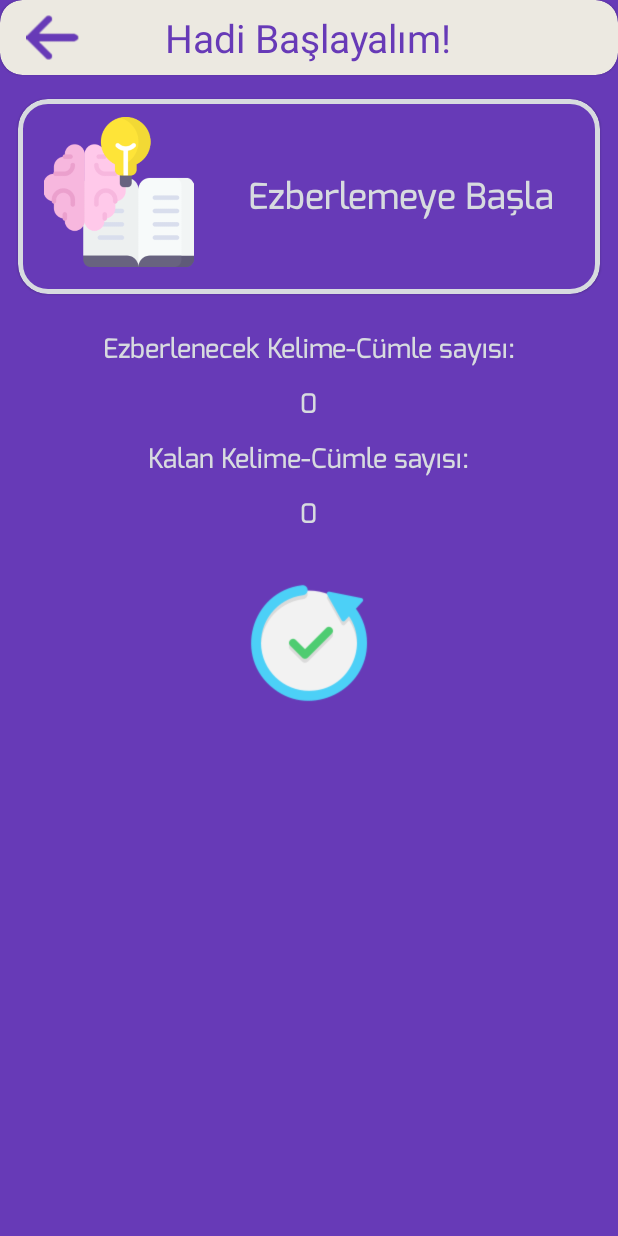
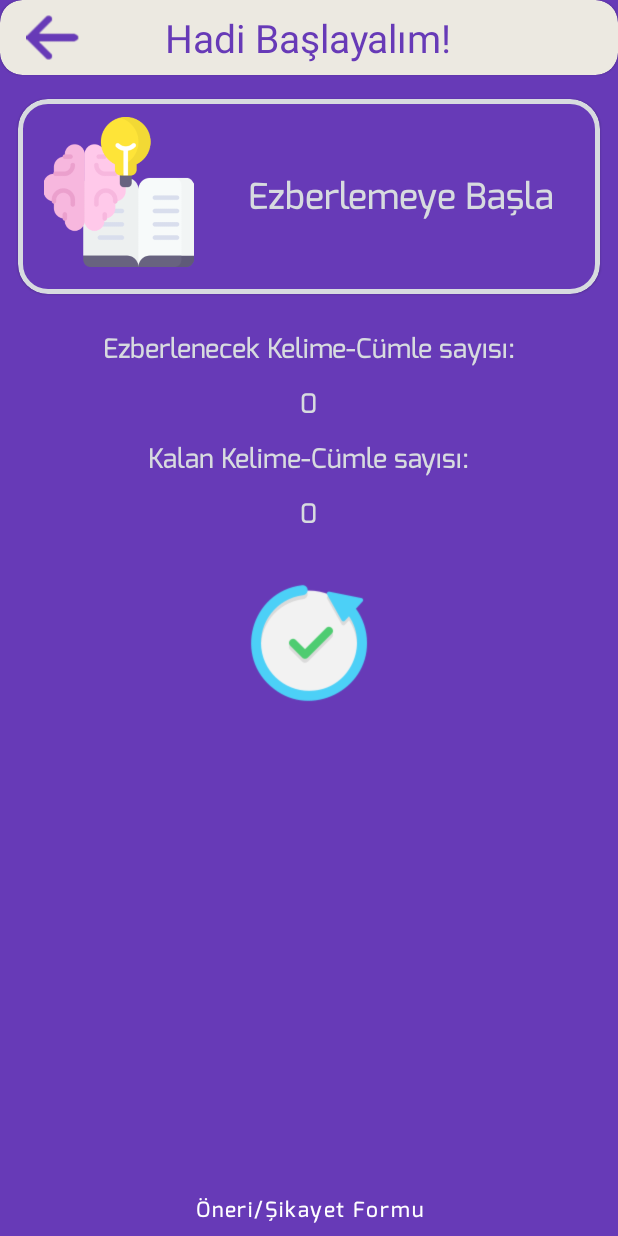
Before and after one commit to AhmetYusufSEYMEN/memorization-assistant, an Android app: the MemoFragment screen opened through its navigation route, on a phone screen of 412 x 824 dp. Run offline under Robolectric (Android 15) with nearby library versions, the phone set to English and light mode, and no system bars; our stand-ins replace AdMob; pictures from the network do not load; 1 statement that could not run was skipped.

Commit message:
suggestion link added

```diff
--- a/app/src/main/java/com/seymen/ezberarkadasim/view/MemoFragment.kt
+++ b/app/src/main/java/com/seymen/ezberarkadasim/view/MemoFragment.kt
@@ -3,8 +3,10 @@ package com.seymen.ezberarkadasim.view
 import android.Manifest
 import android.app.Activity
 import android.app.AlertDialog
+import android.content.Context
 import android.content.Intent
 import android.content.pm.PackageManager
+import android.net.Uri
 import android.os.Bundle
 import android.speech.RecognizerIntent
 import android.speech.SpeechRecognizer
@@ -14,6 +16,7 @@ import android.view.View
 import android.view.ViewGroup
 import android.widget.Button
 import android.widget.Toast
+import androidx.browser.customtabs.CustomTabsIntent
 import androidx.core.app.ActivityCompat
 import androidx.core.content.ContextCompat
 import androidx.lifecycle.ViewModelProvider
@@ -53,6 +56,11 @@ class MemoFragment : Fragment() {
     override fun onViewCreated(view: View, savedInstanceState: Bundle?) {
         super.onViewCreated(view, savedInstanceState)
 
+        init()
+
+    }
+
+    private fun init() {
         //Defined variables are initialized
         viewModel = ViewModelProvider(this)[MemoViewModel::class.java]
         activity?.let { viewModel.checkNetAndClose(requireContext(), it) }
@@ -60,21 +68,23 @@ class MemoFragment : Fragment() {
         sqliteHelper = SQLiteHelper(requireContext())
 
         readList = sqliteHelper.getOnlyWord()
-        binding.textViewToplamKelime.text= readList.size.toString()
-        binding.textViewSayac.text= readList.size.toString()
+
+        binding.apply {
+            textViewToplamKelime.text= readList.size.toString()
+            textViewSayac.text= readList.size.toString()
 
             MobileAds.initialize(requireContext())
-        mAdView = binding.adView
+            mAdView = adView
             val adRequest = AdRequest.Builder().build()
             mAdView.loadAd(adRequest)
 
             addInterstitialAd()
-        binding.ezbBaslaMCardView.setOnClickListener {
+            ezbBaslaMCardView.setOnClickListener {
                 //check permission and action
                 if(ContextCompat.checkSelfPermission (requireContext(), Manifest.permission. RECORD_AUDIO ) != PackageManager. PERMISSION_GRANTED ){
                     checkPermission()
                 } else {
-                if(binding.textViewSayac.text.toString().toInt() > 0){
+                    if(textViewSayac.text.toString().toInt() > 0){
                         getSpeechInput()
                     }
                     else{
@@ -82,19 +92,22 @@ class MemoFragment : Fragment() {
                     }
                 }
             }
-        binding.geriBtnEzberle.setOnClickListener {
+            geriBtnEzberle.setOnClickListener {
                 activity?.onBackPressed()
             }
+            btnSuggestion.setOnClickListener {
+                openChromeTab(requireContext(),"https://docs.google.com/forms/d/e/1FAIpQLSfo0TyglibE_8t6ZVIF_ZF6L5eP2O3NcgrEpxv5YCjek5Yihg/viewform?usp=sf_link")
+            }
             //Actions to be taken when clicking the reset button
-        binding.btnRepeat.setOnClickListener {
-            if(binding.textViewToplamKelime.text.toString().toInt() != binding.textViewSayac.text.toString().toInt()){
+            btnRepeat.setOnClickListener {
+                if(textViewToplamKelime.text.toString().toInt() != textViewSayac.text.toString().toInt()){
                     val builder = AlertDialog.Builder(requireContext())
                     builder.setMessage(R.string.alrt_repeatSure)
                     builder.setCancelable(true)
                     builder.setTitle(R.string.alrt_warn)
                     builder.setIcon(R.drawable.warning)
                     builder.setPositiveButton(R.string.alrt_yes){ dialog, _->
-                    binding.textViewSayac.text = readList.size.toString()
+                        textViewSayac.text = readList.size.toString()
                         dialog.dismiss()
                         if (mInterstitialAd != null) {
                             mInterstitialAd?.show(requireActivity())
@@ -110,6 +123,21 @@ class MemoFragment : Fragment() {
                     Toast.makeText(requireContext(), R.string.tst_notRepeat, Toast.LENGTH_SHORT).show()
                 }
             }
+
+        }
+    }
+    private fun openChromeTab(context: Context, urlD:String){
+        val builder = CustomTabsIntent.Builder()
+        builder.setStartAnimations(context, R.anim.slide_in, R.anim.slide_out);
+        builder.setExitAnimations(context, R.anim.fade_in, R.anim.fade_out);
+
+        builder.setToolbarColor(ContextCompat.getColor(context,R.color.primary))
+        builder.addDefaultShareMenuItem()
+        builder.setShowTitle(true)
+        builder.enableUrlBarHiding()
+
+        val customTabsIntent = builder.build()
+        customTabsIntent.launchUrl(context, Uri.parse(urlD))
     }
     //add advertisement method
     private fun addInterstitialAd(){
--- a/app/src/main/java/com/seymen/ezberarkadasim/view/MenuFragment.kt
+++ b/app/src/main/java/com/seymen/ezberarkadasim/view/MenuFragment.kt
@@ -52,6 +52,12 @@ class MenuFragment : Fragment(),TextToSpeech.OnInitListener{
     override fun onViewCreated(view: View, savedInstanceState: Bundle?) {
         super.onViewCreated(view, savedInstanceState)
 
+        init()
+
+    }
+
+    private fun init() {
+
         //Defined variables are initialized
         viewModel = ViewModelProvider(this)[MenuViewModel::class.java]
         activity?.let { viewModel.checkNetAndClose(requireContext(), it) }
@@ -62,16 +68,17 @@ class MenuFragment : Fragment(),TextToSpeech.OnInitListener{
 
         sharedPreferences = requireContext().getSharedPreferences("com.seymen.ezberarkadasim", Context.MODE_PRIVATE)
 
-        mAdView = binding.adView
+        binding.apply {
+            mAdView = adView
             val adRequest = AdRequest.Builder().build()
             mAdView.loadAd(adRequest)
 
             //set last clicked spinner row
             val arrayAdapter = ArrayAdapter(requireContext(),R.layout.spinner_list_design,arrayLang)
-        binding.spinnerLang.adapter = arrayAdapter
+            spinnerLang.adapter = arrayAdapter
             val spinrow = sharedPreferences.getInt("spinnerrow",0)
-        binding.spinnerLang.setSelection(spinrow)
-        binding.spinnerLang.onItemSelectedListener = object :AdapterView.OnItemSelectedListener{
+            spinnerLang.setSelection(spinrow)
+            spinnerLang.onItemSelectedListener = object :AdapterView.OnItemSelectedListener{
 
                 //if spinner item is changed
                 override fun onItemSelected(p0: AdapterView<*>?, p1: View?, position: Int, p3: Long) {
@@ -86,22 +93,23 @@ class MenuFragment : Fragment(),TextToSpeech.OnInitListener{
                 override fun onNothingSelected(p0: AdapterView<*>?){}
             }
             val slide : Animation = AnimationUtils.loadAnimation(requireContext(), R.anim.cwanimation)
-        binding.cwMenu.startAnimation(slide)
+            cwMenu.startAnimation(slide)
             AppCompatDelegate.setDefaultNightMode(AppCompatDelegate.MODE_NIGHT_NO)
 
-        binding.ekleMCardView.setOnClickListener {
+            ekleMCardView.setOnClickListener {
                 Navigation.findNavController(it).navigate(R.id.action_menuFragment_to_ekleKaydetFragment,bundle)
             }
-        binding.dinleMCardView.setOnClickListener {
-            showdialog()
+            dinleMCardView.setOnClickListener {
+                showBottomSheetDialog()
             }
-        binding.ezberleMCardView.setOnClickListener {
+            ezberleMCardView.setOnClickListener {
                 Navigation.findNavController(it).navigate(R.id.action_menuFragment_to_okutEzberleFragment,bundle)
+            } }
+
     }
 
-    }
     //method of show bottom sheet dialog
-    private fun showdialog() {
+    private fun showBottomSheetDialog() {
         val dialog = Dialog(requireContext())
         dialog.requestWindowFeature(Window.FEATURE_NO_TITLE)
         dialog.setContentView(R.layout.bottom_sheet_dialog)
--- a/app/src/main/res/drawable/style_spinner.xml
+++ b/app/src/main/res/drawable/style_spinner.xml
@@ -2,9 +2,12 @@
 <selector xmlns:android="http://schemas.android.com/apk/res/android">
     <item>
         <shape android:shape="rectangle">
+            <stroke android:width="1dp"
+                android:color="@color/accent" />
             <corners android:radius="8dp"/>
             <solid android:color="@color/primary"/>
         </shape>
+
     </item>
 
 </selector>
--- a/app/src/main/res/layout/fragment_memo.xml
+++ b/app/src/main/res/layout/fragment_memo.xml
@@ -153,5 +153,24 @@
         app:adSize="BANNER"
         app:adUnitId="ca-app-pub-5522977588824109/7348213574" />
 
+    <com.google.android.material.button.MaterialButton
+        android:id="@+id/btnSuggestion"
+        android:layout_width="wrap_content"
+        android:layout_height="wrap_content"
+        android:layout_above="@id/adView"
+        android:layout_centerHorizontal="true"
+        android:layout_marginBottom="8dp"
+        android:background="@android:color/transparent"
+        android:fontFamily="@font/exo_medium"
+        android:insetTop="0dp"
+        android:insetBottom="0dp"
+        android:minWidth="0dp"
+        android:minHeight="0dp"
+        android:padding="0dp"
+        android:text="@string/btn_suggestion"
+        android:textAllCaps="false"
+        android:textColor="@color/white"
+        app:layout_constraintEnd_toEndOf="parent"
+        app:layout_constraintStart_toStartOf="parent" />
 
 </RelativeLayout>
--- a/app/src/main/res/values-v29/themes.xml
+++ b/app/src/main/res/values-v29/themes.xml
@@ -1,6 +1,6 @@
 <?xml version="1.0" encoding="utf-8"?>
 <resources>
-    <style name="Theme.EzberArkadasim" parent="Theme.AppCompat.Light.NoActionBar">
+    <style name="Theme.EzberArkadasim" parent="Theme.MaterialComponents.Light.NoActionBar">
         <!-- Primary brand color. -->
         <item name="colorPrimary">#8BC34A</item>
         <item name="colorPrimaryDark">#689F38</item>
--- a/app/src/main/res/values/strings.xml
+++ b/app/src/main/res/values/strings.xml
@@ -53,6 +53,7 @@
     <string name="alrt_ok">Anladım</string>
     <string name="alrt_checklisten">Eğer dinleme butonu çalışmıyorsa. Telefonunuzun Ayarlar -> Dil ve Giriş -> Metin-konuşma çıktısı kısmından Google konuşma servisinin seçili oluğundan emin olun. Eğer Google konuşma servisini göremiyorsanız Google Play Store\'dan \"Speech Services by Google\" şeklinde aratarak yüklemelisiniz.</string>
     <string name="txt_memolang">Ezber Dili</string>
+    <string name="btn_suggestion">Öneri/Şikayet Formu</string>
 
 
 </resources>
--- a/app/src/main/res/values/themes.xml
+++ b/app/src/main/res/values/themes.xml
@@ -1,6 +1,6 @@
 <resources xmlns:tools="http://schemas.android.com/tools">
     <!-- Base application theme. -->
-    <style name="Theme.EzberArkadasim" parent="Theme.AppCompat.Light.NoActionBar">
+    <style name="Theme.EzberArkadasim" parent="Theme.MaterialComponents.Light.NoActionBar">
         <!-- Primary brand color. -->
         <item name="colorPrimary">#8BC34A</item>
         <item name="colorPrimaryDark">#689F38</item>
```
Also changed, not shown: app/src/main/java/com/seymen/ezberarkadasim/view/AddSaveFragment.kt (+9 -4 lines), app/src/main/res/layout/bottom_sheet_dialog.xml (+13 -2 lines), app/src/main/res/layout/spinner_list_design.xml (+4 -3 lines), 7 other files. Lines whose indentation alone changed are shown as unchanged.
